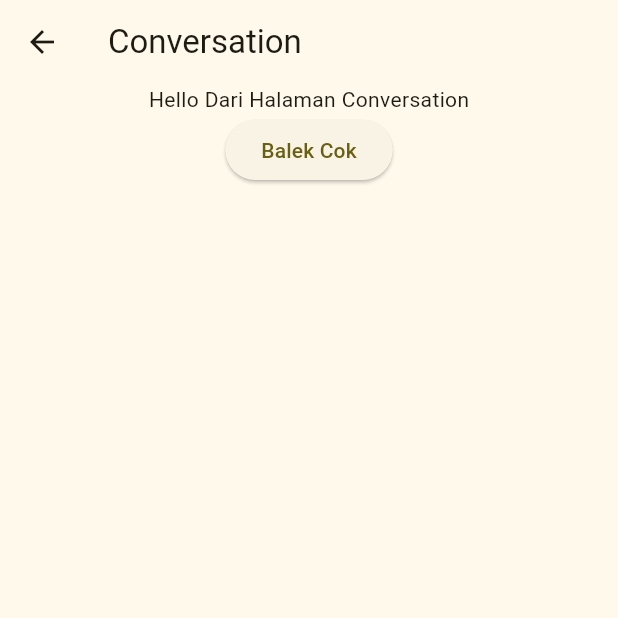
After one commit to kanaydo/whatsup, a Flutter app: the ConversationPage screen opened directly, on a phone screen of 412 x 824 dp, the top half of it. The commit adds this screen. Run offline on Flutter 3.47's test engine with Material 3 defaults, Android fonts, the phone set to English and light mode, and no system bars.

Commit message:
adding navigation feature

```diff
--- /dev/null
+++ b/lib/conversation_page.dart
@@ -0,0 +1,28 @@
+import 'package:flutter/material.dart';
+
+class ConversationPage extends StatelessWidget {
+  const ConversationPage({super.key});
+
+  @override
+  Widget build(BuildContext context) {
+    return Scaffold(
+      appBar: AppBar(
+        title: Text('Conversation'),
+      ),
+      body: Center(
+        child: Column(
+          children: [
+            Text('Hello Dari Halaman Conversation'),
+            ElevatedButton(
+                onPressed: () {
+                  Navigator.pop(context);
+                  Navigator.pop(context);
+                },
+                child: Text('Balek Cok')
+            )
+          ],
+        ),
+      ),
+    );
+  }
+}
--- a/lib/main.dart
+++ b/lib/main.dart
@@ -33,8 +33,11 @@ class HomePage extends StatelessWidget {
   @override
   Widget build(BuildContext context) {
     return Scaffold(
+      appBar: AppBar(
+        title: Text('Chats'),
+      ),
       body: Container(
-        color: Colors.blue.shade50,
+        // color: Colors.blue.shade50,
         child: ListView.builder(
           itemCount: chats.length,
           itemBuilder: (context, index) {
```
Also changed, not shown: lib/chat_item.dart (+12 -1 lines).
